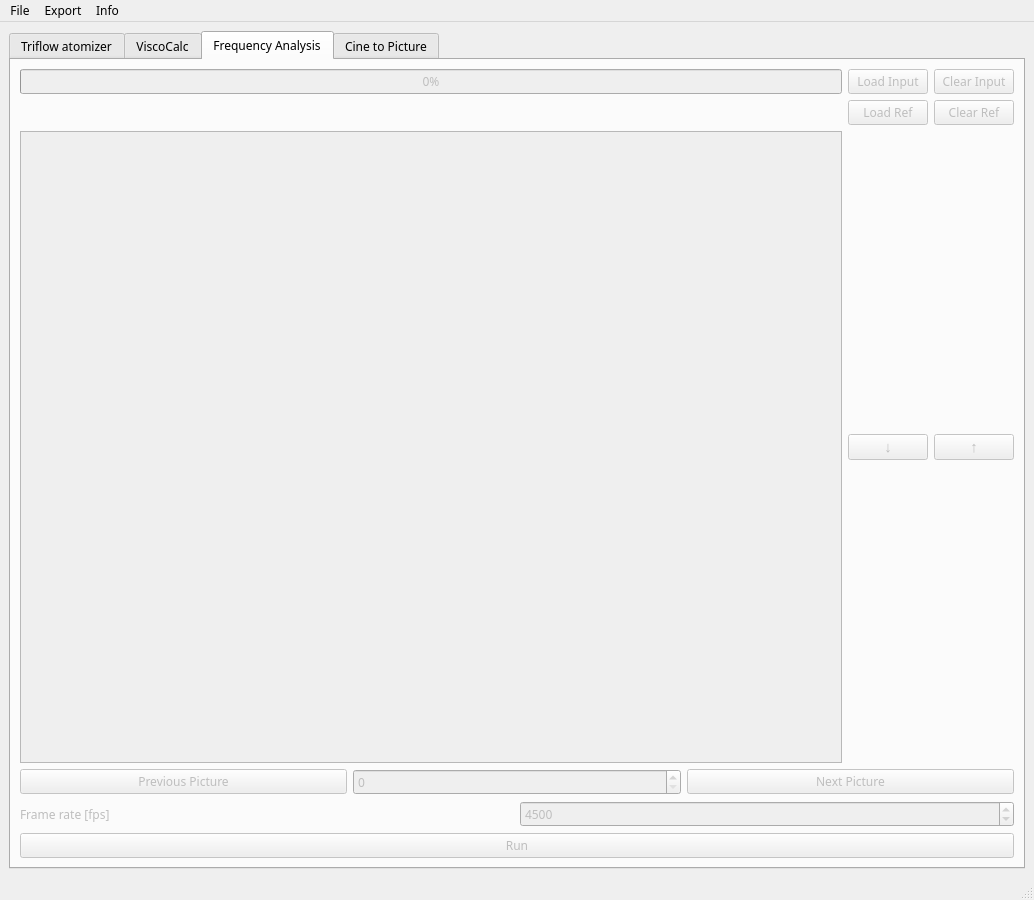
First picture: the form in GUI/mainWindow.ui, repository realize-1337/Atomizer-Toolbox, before the edit.
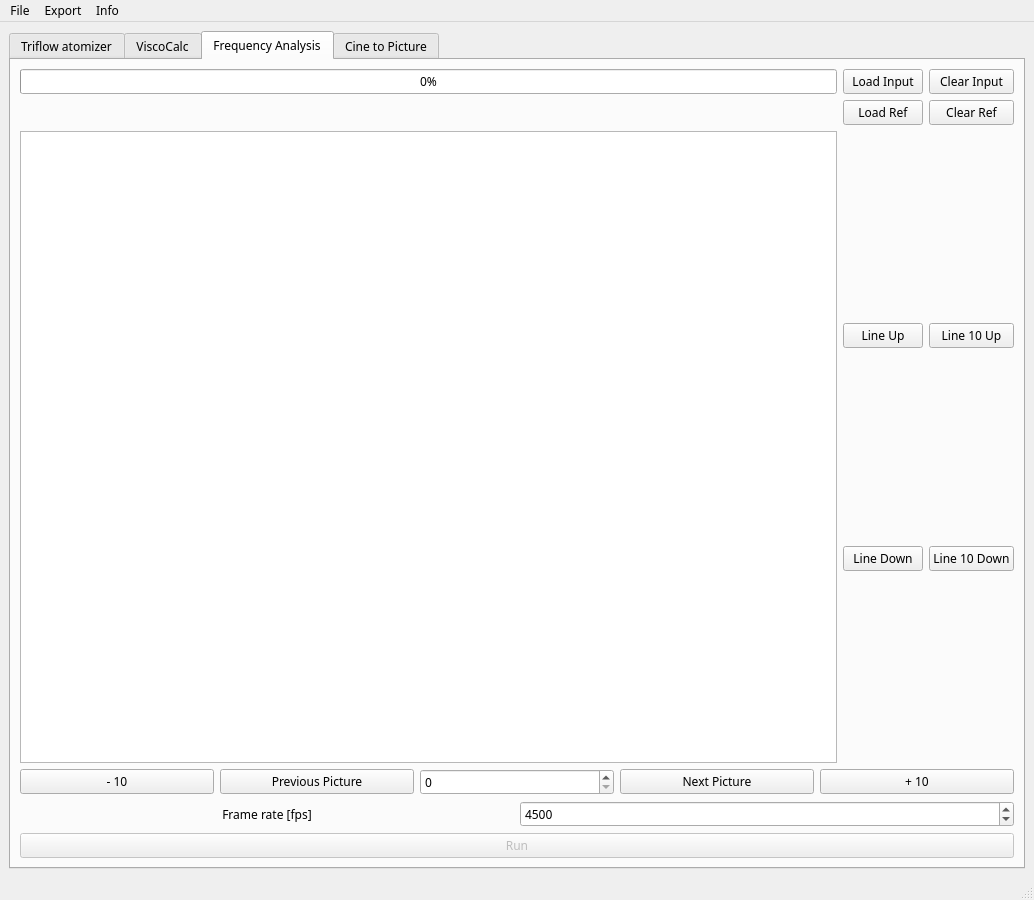
Second picture: the form after the edit. The open tabs and pages were chosen to show the change.

```diff
--- a/GUI/mainWindow.ui
+++ b/GUI/mainWindow.ui
@@ -1353,7 +1353,7 @@
       </widget>
       <widget class="QWidget" name="tab_3">
        <property name="enabled">
-        <bool>false</bool>
+        <bool>true</bool>
        </property>
        <attribute name="title">
         <string>Frequency Analysis</string>
@@ -1385,41 +1385,6 @@
             </property>
            </widget>
           </item>
-          <item row="3" column="1">
-           <widget class="QPushButton" name="pushButton">
-            <property name="font">
-             <font>
-              <family>Arial</family>
-              <pointsize>11</pointsize>
-              <weight>50</weight>
-              <bold>false</bold>
-             </font>
-            </property>
-            <property name="text">
-             <string>↓</string>
-            </property>
-           </widget>
-          </item>
-          <item row="2" column="1">
-           <widget class="QPushButton" name="loadRef">
-            <property name="text">
-             <string>Load Ref</string>
-            </property>
-           </widget>
-          </item>
-          <item row="3" column="2">
-           <widget class="QPushButton" name="pushButton_5">
-            <property name="font">
-             <font>
-              <family>Arial</family>
-              <pointsize>11</pointsize>
-             </font>
-            </property>
-            <property name="text">
-             <string>↑</string>
-            </property>
-           </widget>
-          </item>
           <item row="1" column="0">
            <widget class="QProgressBar" name="cineLoadBar">
             <property name="maximum">
@@ -1436,6 +1401,52 @@
             </property>
            </widget>
           </item>
+          <item row="2" column="1">
+           <widget class="QPushButton" name="loadRef">
+            <property name="text">
+             <string>Load Ref</string>
+            </property>
+           </widget>
+          </item>
+          <item row="3" column="0">
+           <widget class="QGraphicsView" name="graphicsView"/>
+          </item>
+          <item row="3" column="1">
+           <layout class="QVBoxLayout" name="verticalLayout">
+            <item>
+             <widget class="QPushButton" name="lineUp">
+              <property name="text">
+               <string>Line Up</string>
+              </property>
+             </widget>
+            </item>
+            <item>
+             <widget class="QPushButton" name="lineDown">
+              <property name="text">
+               <string>Line Down</string>
+              </property>
+             </widget>
+            </item>
+           </layout>
+          </item>
+          <item row="3" column="2">
+           <layout class="QVBoxLayout" name="verticalLayout_2">
+            <item>
+             <widget class="QPushButton" name="line10Up">
+              <property name="text">
+               <string>Line 10 Up</string>
+              </property>
+             </widget>
+            </item>
+            <item>
+             <widget class="QPushButton" name="line10Down">
+              <property name="text">
+               <string>Line 10 Down</string>
+              </property>
+             </widget>
+            </item>
+           </layout>
+          </item>
          </layout>
         </item>
         <item row="3" column="0">
@@ -1450,6 +1461,13 @@
         </item>
         <item row="1" column="0">
          <layout class="QHBoxLayout" name="horizontalLayout_3">
+          <item>
+           <widget class="QPushButton" name="minus10">
+            <property name="text">
+             <string>- 10</string>
+            </property>
+           </widget>
+          </item>
           <item>
            <widget class="QPushButton" name="prevPic">
             <property name="text">
@@ -1471,6 +1489,13 @@
             </property>
            </widget>
           </item>
+          <item>
+           <widget class="QPushButton" name="plus10">
+            <property name="text">
+             <string>+ 10</string>
+            </property>
+           </widget>
+          </item>
          </layout>
         </item>
         <item row="2" column="0">
@@ -1480,6 +1505,9 @@
             <property name="text">
              <string>Frame rate [fps]</string>
             </property>
+            <property name="alignment">
+             <set>Qt::AlignCenter</set>
+            </property>
            </widget>
           </item>
           <item>
```
Left out of the diff: 21 changed lines with no effect on the pictures.
